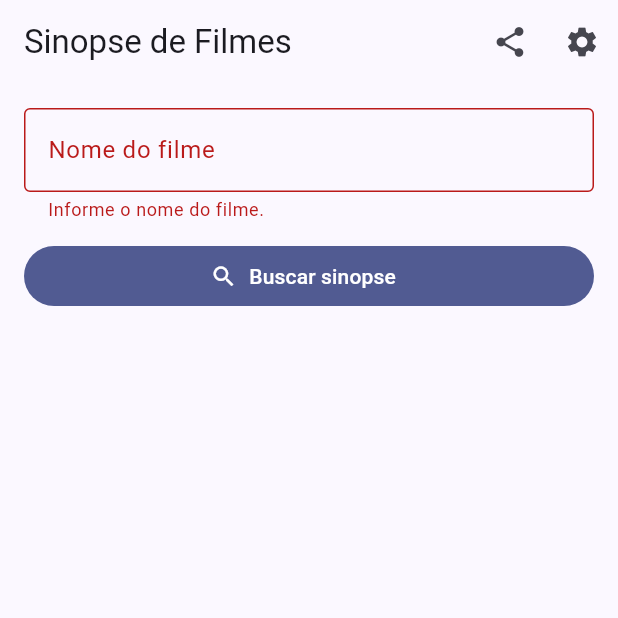
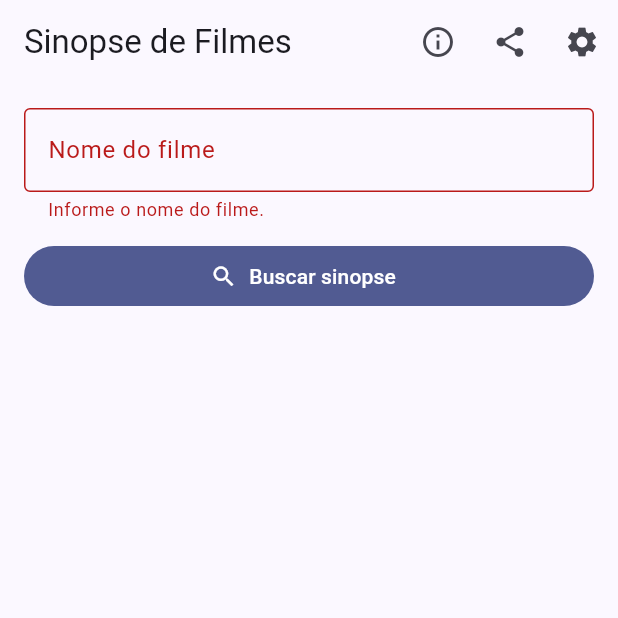
Before and after one commit to pdonizete/sinopse-filmes-flutter, a Flutter app: the screen it shows after launch, after a tap on "Buscar sinopse", on a phone screen of 412 x 824 dp, the top half of it. Run offline on Flutter 3.47's test engine with Material 3 defaults, Android fonts, the phone set to English and light mode, and no system bars; our stand-ins replace flutter_secure_storage, package_info_plus, share_plus, shared_preferences.

Commit message:
feat: adicionar modal Sobre com versão do app

```diff
--- a/lib/screens/home_screen.dart
+++ b/lib/screens/home_screen.dart
@@ -1,5 +1,6 @@
 import 'package:flutter/material.dart';
 import 'package:flutter/semantics.dart';
+import 'package:package_info_plus/package_info_plus.dart';
 
 import '../models/movie.dart';
 import '../services/movie_service.dart';
@@ -37,6 +38,7 @@ class _HomeScreenState extends State<HomeScreen> {
   bool _isLoading = false;
   String? _errorMessage;
   Movie? _movie;
+  String _appVersion = '1.0.0+1';
 
   @override
   void initState() {
@@ -44,6 +46,21 @@ class _HomeScreenState extends State<HomeScreen> {
     _movieService = widget._movieService ?? MovieService();
     _settingsService = widget._settingsService ?? SettingsService();
     _shareService = widget._shareService ?? ShareService();
+    _loadAppVersion();
+  }
+
+  Future<void> _loadAppVersion() async {
+    try {
+      final packageInfo = await PackageInfo.fromPlatform();
+      if (!mounted) return;
+      setState(() {
+        _appVersion = packageInfo.buildNumber.isNotEmpty
+            ? '${packageInfo.version}+${packageInfo.buildNumber}'
+            : packageInfo.version;
+      });
+    } catch (_) {
+      // Mantém versão padrão em ambientes de teste sem plugin registrado.
+    }
   }
 
   @override
@@ -118,12 +135,44 @@ class _HomeScreenState extends State<HomeScreen> {
     ).push(MaterialPageRoute<void>(builder: (_) => const SettingsScreen()));
   }
 
+  Future<void> _openAboutDialog() async {
+    await showDialog<void>(
+      context: context,
+      builder: (context) => AlertDialog(
+        title: const Text('Sobre'),
+        content: Semantics(
+          liveRegion: true,
+          label: 'Informações do aplicativo',
+          child: Text(
+            'Sinopse de Filmes\nVersão: $_appVersion\nAutor: Paulo Filho',
+          ),
+        ),
+        actions: [
+          TextButton(
+            onPressed: () => Navigator.of(context).pop(),
+            child: const Text('Fechar'),
+          ),
+        ],
+      ),
+    );
+  }
+
   @override
   Widget build(BuildContext context) {
     return Scaffold(
       appBar: AppBar(
         title: const Text('Sinopse de Filmes'),
         actions: [
+          Semantics(
+            button: true,
+            label: 'Sobre o aplicativo',
+            hint: 'Abre uma janela com nome, versão e autoria do app',
+            child: IconButton(
+              tooltip: 'Sobre',
+              onPressed: _openAboutDialog,
+              icon: const Icon(Icons.info_outline),
+            ),
+          ),
           Semantics(
             button: true,
             label: 'Compartilhar sinopse',
--- a/pubspec.yaml
+++ b/pubspec.yaml
@@ -35,6 +35,7 @@ dependencies:
   flutter_secure_storage: ^9.2.2
   shared_preferences: ^2.3.2
   share_plus: ^10.1.2
+  package_info_plus: ^8.1.0
 
 dev_dependencies:
   flutter_test:
```
Also changed, not shown: pubspec.lock, 3 other files.
